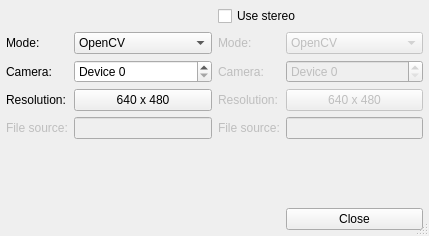
ryaninvents/PicoScan, file gui/camerasettingsdialog.ui: the form before one commit.
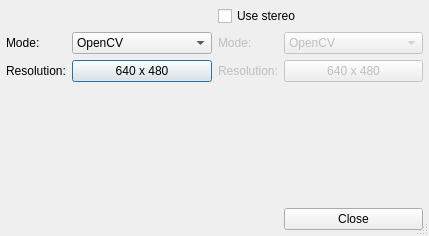
The form after the commit. Icons and pictures are not drawn.

Commit message: preparing CameraSettingsDialog for its overhaul

The edit to the form file:
```diff
--- a/gui/camerasettingsdialog.ui
+++ b/gui/camerasettingsdialog.ui
@@ -30,83 +30,7 @@
    <property name="margin">
     <number>6</number>
    </property>
-   <item row="2" column="2">
-    <widget class="QLabel" name="labelSecondCam">
-     <property name="enabled">
-      <bool>false</bool>
-     </property>
-     <property name="text">
-      <string>Camera:</string>
-     </property>
-    </widget>
-   </item>
-   <item row="3" column="3">
-    <widget class="QPushButton" name="secondRes">
-     <property name="enabled">
-      <bool>false</bool>
-     </property>
-     <property name="sizePolicy">
-      <sizepolicy hsizetype="MinimumExpanding" vsizetype="Fixed">
-       <horstretch>0</horstretch>
-       <verstretch>0</verstretch>
-      </sizepolicy>
-     </property>
-     <property name="text">
-      <string>640 x 480</string>
-     </property>
-    </widget>
-   </item>
-   <item row="1" column="0">
-    <widget class="QLabel" name="labelFirstMode">
-     <property name="text">
-      <string>Mode:</string>
-     </property>
-    </widget>
-   </item>
-   <item row="1" column="3">
-    <widget class="QComboBox" name="secondMode">
-     <property name="enabled">
-      <bool>false</bool>
-     </property>
-     <item>
-      <property name="text">
-       <string>OpenCV</string>
-      </property>
-     </item>
-     <item>
-      <property name="text">
-       <string>File sequence</string>
-      </property>
-     </item>
-    </widget>
-   </item>
-   <item row="2" column="3">
-    <widget class="QSpinBox" name="secondDevice">
-     <property name="enabled">
-      <bool>false</bool>
-     </property>
-     <property name="sizePolicy">
-      <sizepolicy hsizetype="MinimumExpanding" vsizetype="Fixed">
-       <horstretch>0</horstretch>
-       <verstretch>0</verstretch>
-      </sizepolicy>
-     </property>
-     <property name="prefix">
-      <string>Device </string>
-     </property>
-     <property name="maximum">
-      <number>3</number>
-     </property>
-    </widget>
-   </item>
-   <item row="6" column="3">
-    <widget class="QPushButton" name="closeButton">
-     <property name="text">
-      <string>Close</string>
-     </property>
-    </widget>
-   </item>
-   <item row="3" column="1">
+   <item row="2" column="1">
     <widget class="QPushButton" name="firstRes">
      <property name="sizePolicy">
       <sizepolicy hsizetype="MinimumExpanding" vsizetype="Fixed">
@@ -119,7 +43,43 @@
      </property>
     </widget>
    </item>
-   <item row="3" column="2">
+   <item row="1" column="2">
+    <widget class="QLabel" name="labelSecondMode">
+     <property name="enabled">
+      <bool>false</bool>
+     </property>
+     <property name="text">
+      <string>Mode:</string>
+     </property>
+    </widget>
+   </item>
+   <item row="2" column="0">
+    <widget class="QLabel" name="labelFirstRes">
+     <property name="text">
+      <string>Resolution:</string>
+     </property>
+    </widget>
+   </item>
+   <item row="1" column="1">
+    <widget class="QComboBox" name="firstMode">
+     <item>
+      <property name="text">
+       <string>OpenCV</string>
+      </property>
+     </item>
+     <item>
+      <property name="text">
+       <string>POV-Ray</string>
+      </property>
+     </item>
+     <item>
+      <property name="text">
+       <string>File sequence</string>
+      </property>
+     </item>
+    </widget>
+   </item>
+   <item row="2" column="2">
     <widget class="QLabel" name="labelSecondRes">
      <property name="enabled">
       <bool>false</bool>
@@ -129,7 +89,7 @@
      </property>
     </widget>
    </item>
-   <item row="5" column="3">
+   <item row="3" column="3">
     <spacer name="verticalSpacer">
      <property name="orientation">
       <enum>Qt::Vertical</enum>
@@ -142,27 +102,8 @@
      </property>
     </spacer>
    </item>
-   <item row="2" column="1">
-    <widget class="QSpinBox" name="firstDevice">
-     <property name="sizePolicy">
-      <sizepolicy hsizetype="MinimumExpanding" vsizetype="Fixed">
-       <horstretch>0</horstretch>
-       <verstretch>0</verstretch>
-      </sizepolicy>
-     </property>
-     <property name="prefix">
-      <string>Device </string>
-     </property>
-     <property name="maximum">
-      <number>3</number>
-     </property>
-    </widget>
-   </item>
-   <item row="1" column="2">
-    <widget class="QLabel" name="labelSecondMode">
-     <property name="enabled">
-      <bool>false</bool>
-     </property>
+   <item row="1" column="0">
+    <widget class="QLabel" name="labelFirstMode">
      <property name="text">
       <string>Mode:</string>
      </property>
@@ -175,15 +116,11 @@
      </property>
     </widget>
    </item>
-   <item row="3" column="0">
-    <widget class="QLabel" name="labelFirstRes">
-     <property name="text">
-      <string>Resolution:</string>
+   <item row="1" column="3">
+    <widget class="QComboBox" name="secondMode">
+     <property name="enabled">
+      <bool>false</bool>
      </property>
-    </widget>
-   </item>
-   <item row="1" column="1">
-    <widget class="QComboBox" name="firstMode">
      <item>
       <property name="text">
        <string>OpenCV</string>
@@ -196,44 +133,26 @@
      </item>
     </widget>
    </item>
-   <item row="2" column="0">
-    <widget class="QLabel" name="labelFirstCam">
-     <property name="text">
-      <string>Camera:</string>
-     </property>
-    </widget>
-   </item>
-   <item row="4" column="0">
-    <widget class="QLabel" name="labelFirstFile">
+   <item row="2" column="3">
+    <widget class="QPushButton" name="secondRes">
      <property name="enabled">
       <bool>false</bool>
      </property>
-     <property name="text">
-      <string>File source:</string>
+     <property name="sizePolicy">
+      <sizepolicy hsizetype="MinimumExpanding" vsizetype="Fixed">
+       <horstretch>0</horstretch>
+       <verstretch>0</verstretch>
+      </sizepolicy>
      </property>
-    </widget>
-   </item>
-   <item row="4" column="1">
-    <widget class="QLineEdit" name="firstFile">
-     <property name="enabled">
-      <bool>false</bool>
-     </property>
-    </widget>
-   </item>
-   <item row="4" column="2">
-    <widget class="QLabel" name="labelSecondFile">
-     <property name="enabled">
-      <bool>false</bool>
-     </property>
      <property name="text">
-      <string>File source:</string>
+      <string>640 x 480</string>
      </property>
     </widget>
    </item>
    <item row="4" column="3">
-    <widget class="QLineEdit" name="secondFile">
-     <property name="enabled">
-      <bool>false</bool>
+    <widget class="QPushButton" name="closeButton">
+     <property name="text">
+      <string>Close</string>
      </property>
     </widget>
    </item>
```
Left out of the diff: 37 changed lines with no effect on the pictures. The commit also changes 2 other files.
